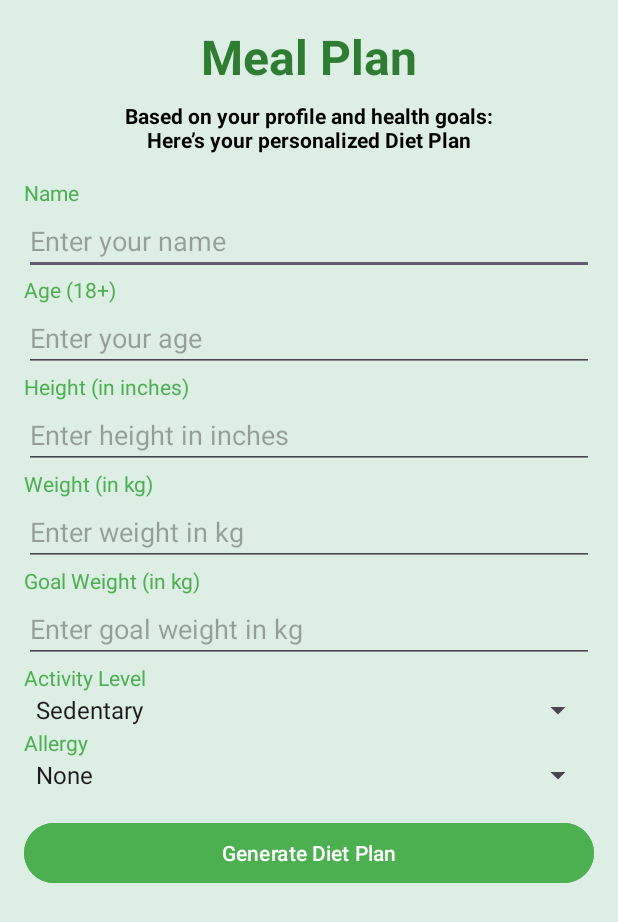
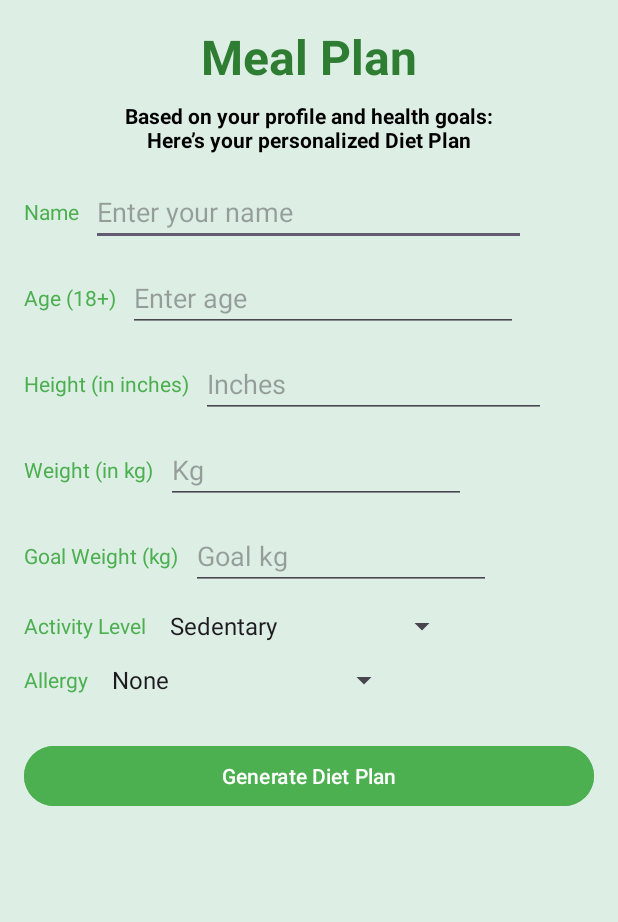
Before and after one commit to Tazeemakhan/dummy_screens, an Android app: the MealActivity screen opened directly, with no data from a screen before it, on a phone screen of 412 x 824 dp. Shown: the top 922 px of the screen. Run offline under Robolectric (Android 15) with nearby library versions, the phone set to English and light mode, and no system bars.

Commit message:
mealplan screen

```diff
--- a/app/src/main/res/layout/activity_mealplan.xml
+++ b/app/src/main/res/layout/activity_mealplan.xml
@@ -31,91 +31,160 @@
             android:textAlignment="center"
             android:layout_marginBottom="16dp" />
         <!-- Name -->
+        <LinearLayout
+            android:layout_width="match_parent"
+            android:layout_height="wrap_content"
+            android:orientation="horizontal"
+            android:gravity="center_vertical"
+            android:layout_marginBottom="12dp">
+
             <TextView
                 android:layout_width="wrap_content"
                 android:layout_height="wrap_content"
                 android:text="Name"
-            android:textColor="#4CAF50" />
+                android:textColor="#4CAF50"
+                android:layout_marginEnd="8dp" />
+
             <EditText
                 android:id="@+id/etName"
-            android:layout_width="match_parent"
+                android:layout_width="290dp"
                 android:layout_height="wrap_content"
                 android:inputType="textPersonName"
                 android:hint="Enter your name" />
+        </LinearLayout>
+        <!-- Age -->
+        <LinearLayout
+            android:layout_width="match_parent"
+            android:layout_height="wrap_content"
+            android:orientation="horizontal"
+            android:gravity="center_vertical"
+            android:layout_marginBottom="12dp">
 
-        <!-- Age -->
             <TextView
                 android:layout_width="wrap_content"
                 android:layout_height="wrap_content"
                 android:text="Age (18+)"
-            android:textColor="#4CAF50" />
+                android:textColor="#4CAF50"
+                android:layout_marginEnd="8dp" />
+
             <EditText
                 android:id="@+id/etAge"
+                android:layout_width="260dp"
+                android:layout_height="wrap_content"
+                android:inputType="number"
+                android:hint="Enter age" />
+        </LinearLayout>
+
+        <!-- Height -->
+        <LinearLayout
             android:layout_width="match_parent"
             android:layout_height="wrap_content"
-            android:inputType="number"
-            android:hint="Enter your age" />
+            android:orientation="horizontal"
+            android:gravity="center_vertical"
+            android:layout_marginBottom="12dp">
 
-        <!-- Height -->
             <TextView
                 android:layout_width="wrap_content"
                 android:layout_height="wrap_content"
                 android:text="Height (in inches)"
-            android:textColor="#4CAF50" />
+                android:textColor="#4CAF50"
+                android:layout_marginEnd="8dp" />
+
             <EditText
                 android:id="@+id/etHeight"
+                android:layout_width="230dp"
+                android:layout_height="wrap_content"
+                android:inputType="numberDecimal"
+                android:hint="Inches" />
+        </LinearLayout>
+
+        <!-- Weight -->
+        <LinearLayout
             android:layout_width="match_parent"
             android:layout_height="wrap_content"
-            android:inputType="numberDecimal"
-            android:hint="Enter height in inches" />
+            android:orientation="horizontal"
+            android:gravity="center_vertical"
+            android:layout_marginBottom="12dp">
 
-        <!-- Weight -->
             <TextView
                 android:layout_width="wrap_content"
                 android:layout_height="wrap_content"
                 android:text="Weight (in kg)"
-            android:textColor="#4CAF50" />
+                android:textColor="#4CAF50"
+                android:layout_marginEnd="8dp" />
+
             <EditText
                 android:id="@+id/etWeight"
+                android:layout_width="200dp"
+                android:layout_height="wrap_content"
+                android:inputType="numberDecimal"
+                android:hint="Kg" />
+        </LinearLayout>
+
+        <!-- Goal Weight -->
+        <LinearLayout
             android:layout_width="match_parent"
             android:layout_height="wrap_content"
-            android:inputType="numberDecimal"
-            android:hint="Enter weight in kg" />
+            android:orientation="horizontal"
+            android:gravity="center_vertical"
+            android:layout_marginBottom="12dp">
 
-        <!-- Goal Weight -->
             <TextView
                 android:layout_width="wrap_content"
                 android:layout_height="wrap_content"
-            android:text="Goal Weight (in kg)"
-            android:textColor="#4CAF50" />
+                android:text="Goal Weight (kg)"
+                android:textColor="#4CAF50"
+                android:layout_marginEnd="8dp" />
+
             <EditText
                 android:id="@+id/etGoalWeight"
+                android:layout_width="200dp"
+                android:layout_height="wrap_content"
+                android:inputType="numberDecimal"
+                android:hint="Goal kg" />
+        </LinearLayout>
+
+        <!-- Activity Level -->
+        <LinearLayout
             android:layout_width="match_parent"
             android:layout_height="wrap_content"
-            android:inputType="numberDecimal"
-            android:hint="Enter goal weight in kg" />
+            android:orientation="horizontal"
+            android:gravity="center_vertical"
+            android:layout_marginBottom="12dp">
 
-        <!-- Activity Level Dropdown -->
             <TextView
                 android:layout_width="wrap_content"
                 android:layout_height="wrap_content"
                 android:text="Activity Level"
-            android:textColor="#4CAF50" />
+                android:textColor="#4CAF50"
+                android:layout_marginEnd="8dp" />
+
             <Spinner
                 android:id="@+id/spinnerActivityLevel"
+                android:layout_width="200dp"
+                android:layout_height="wrap_content" />
+        </LinearLayout>
+
+        <!-- Allergy -->
+        <LinearLayout
             android:layout_width="match_parent"
-            android:layout_height="wrap_content" />
+            android:layout_height="wrap_content"
+            android:orientation="horizontal"
+            android:gravity="center_vertical"
+            android:layout_marginBottom="12dp">
 
-        <!-- Allergy Dropdown -->
             <TextView
                 android:layout_width="wrap_content"
                 android:layout_height="wrap_content"
                 android:text="Allergy"
-            android:textColor="#4CAF50" />
+                android:textColor="#4CAF50"
+                android:layout_marginEnd="8dp" />
+
             <Spinner
                 android:id="@+id/spinnerAllergy"
-            android:layout_width="match_parent"
+                android:layout_width="200dp"
                 android:layout_height="wrap_content" />
+        </LinearLayout>
 
         <!-- Generate Button -->
         <Button
```
Lines whose indentation alone changed are shown as unchanged.
